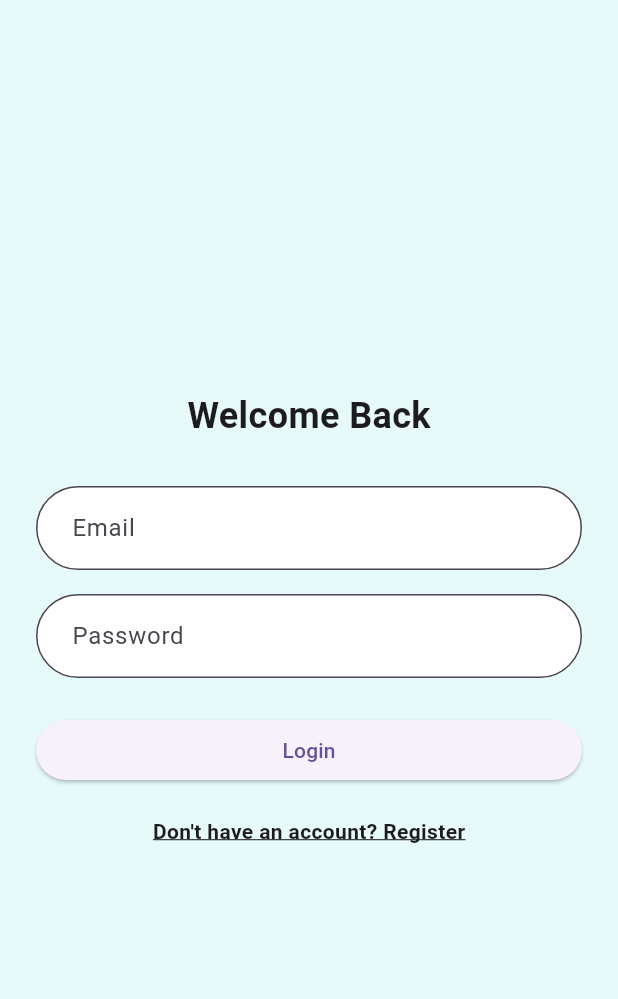
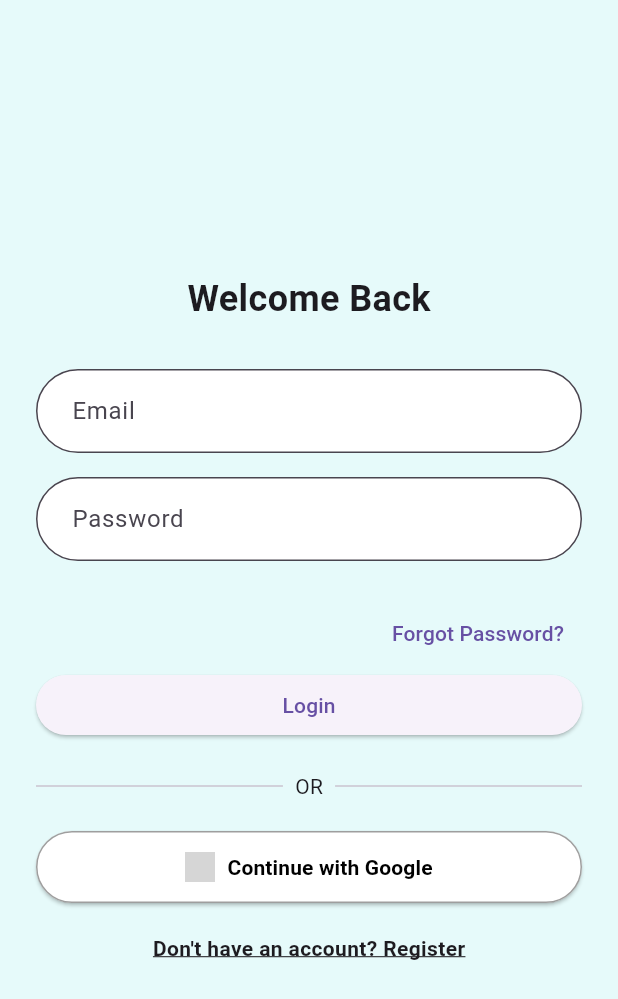
Before and after one commit to Astha909/MindEase, a Flutter app: the screen it shows after launch, on a phone screen of 412 x 824 dp. Shown: the top 999 px of the screen. Run offline on Flutter 3.47's test engine with Material 3 defaults, Android fonts, the phone set to English and light mode, and no system bars; our stand-ins replace cloud_firestore, firebase_auth, firebase_core, google_sign_in; accounts and stored records are empty; network calls fail; grey boxes are pictures that could not be loaded.

Commit message:
Login screen updated

```diff
--- a/lib/screens/chat_screen.dart
+++ b/lib/screens/chat_screen.dart
@@ -120,7 +120,7 @@ class _ChatScreenState extends State<ChatScreen>
                         );
                       }
 
-                      final docs = snapshot.data!.docs;
+                      final docs = snapshot.data!;
 
                       return ListView.builder(
                         controller: _scrollController,
@@ -138,8 +138,7 @@ class _ChatScreenState extends State<ChatScreen>
                             return _buildErrorBubble();
                           }
 
-                          final data =
-                              docs[index].data() as Map<String, dynamic>;
+                          final data = docs[index];
 
                           final isUser = data['sender'] == "user";
 
@@ -207,7 +206,6 @@ class _ChatScreenState extends State<ChatScreen>
                     backgroundColor: Colors.blueAccent,
                     child: IconButton(
                       icon: const Icon(Icons.send, color: Colors.white),
-
                       onPressed: () => _sendMessage(
                         _messageController.text.trim(),
                       ),
--- a/lib/screens/login_screen.dart
+++ b/lib/screens/login_screen.dart
@@ -5,6 +5,7 @@ import 'package:provider/provider.dart';
 import '../controllers/auth_controller.dart';
 import 'register_screen.dart';
 import 'home_screen.dart';
+import 'forgot_password_screen.dart';
 
 class LoginScreen extends StatefulWidget {
   const LoginScreen({super.key});
@@ -56,6 +57,20 @@ class _LoginScreenState extends State<LoginScreen> {
                 decoration: _inputDecoration('Password'),
               ),
               const SizedBox(height: 24),
+              Align(
+                alignment: Alignment.centerRight,
+                child: TextButton(
+                  onPressed: () {
+                    Navigator.push(
+                      context,
+                      MaterialPageRoute(
+                        builder: (_) => const ForgotPasswordScreen(),
+                      ),
+                    );
+                  },
+                  child: const Text("Forgot Password?"),
+                ),
+              ),
               SizedBox(
                 width: double.infinity,
                 child: ElevatedButton(
@@ -97,6 +112,70 @@ class _LoginScreenState extends State<LoginScreen> {
                 ),
               ),
               const SizedBox(height: 20),
+              Row(
+                children: const [
+                  Expanded(child: Divider()),
+                  Padding(
+                    padding: EdgeInsets.symmetric(horizontal: 8),
+                    child: Text("OR"),
+                  ),
+                  Expanded(child: Divider()),
+                ],
+              ),
+              const SizedBox(height: 20),
+              SizedBox(
+                width: double.infinity,
+                child: ElevatedButton.icon(
+                  style: ElevatedButton.styleFrom(
+                    backgroundColor: Colors.white,
+                    foregroundColor: Colors.black,
+                    padding: const EdgeInsets.symmetric(vertical: 14),
+                    shape: RoundedRectangleBorder(
+                      borderRadius: BorderRadius.circular(30),
+                      side: const BorderSide(color: Colors.grey),
+                    ),
+                  ),
+                  icon: Image.network(
+                    "https://developers.google.com/identity/images/g-logo.png",
+                    height: 20,
+                  ),
+                  label: authController.isLoading
+                      ? const SizedBox(
+                          height: 20,
+                          width: 20,
+                          child: CircularProgressIndicator(
+                            strokeWidth: 2,
+                          ),
+                        )
+                      : const Text(
+                          "Continue with Google",
+                          style: TextStyle(fontWeight: FontWeight.w600),
+                        ),
+                  onPressed: () async {
+                    final success = await authController.loginWithGoogle();
+
+                    if (success) {
+                      final uid = authController.getCurrentUserId();
+
+                      Navigator.pushReplacement(
+                        context,
+                        MaterialPageRoute(
+                          builder: (_) => HomeScreen(
+                            userId: uid!,
+                          ),
+                        ),
+                      );
+                    } else if (authController.errorMessage != null) {
+                      ScaffoldMessenger.of(context).showSnackBar(
+                        SnackBar(
+                          content: Text(authController.errorMessage!),
+                        ),
+                      );
+                    }
+                  },
+                ),
+              ),
+              const SizedBox(height: 20),
               GestureDetector(
                 onTap: () {
                   Navigator.push(
```
Also changed, not shown: lib/screens/forgot_password_screen.dart (added, +75 -0 lines).
